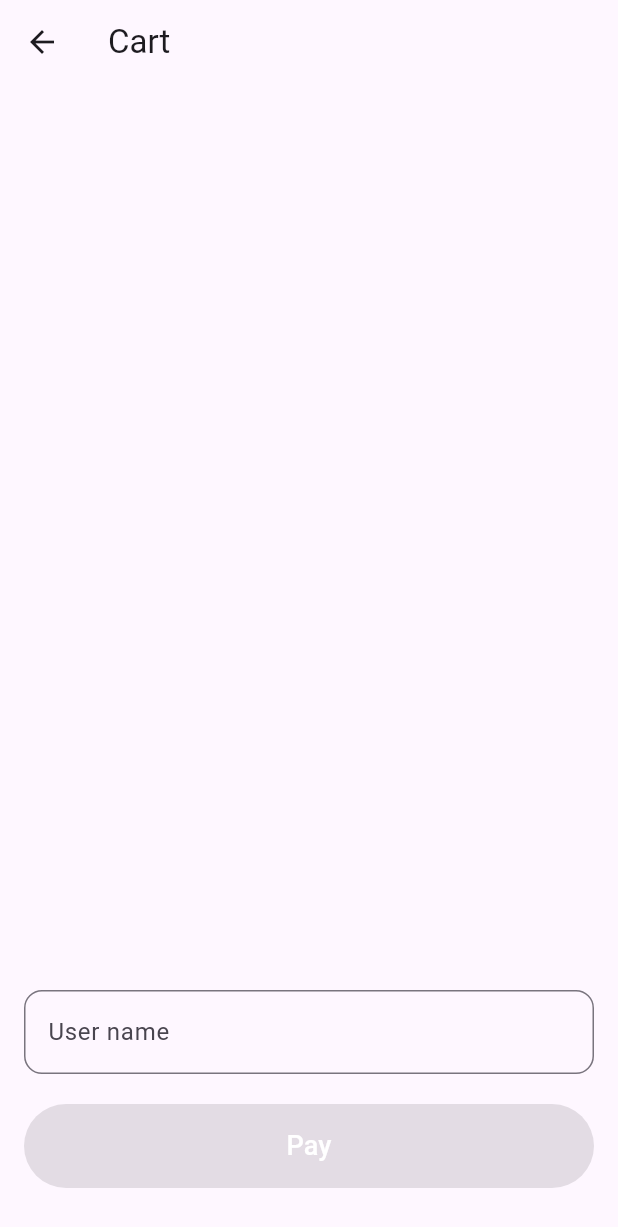
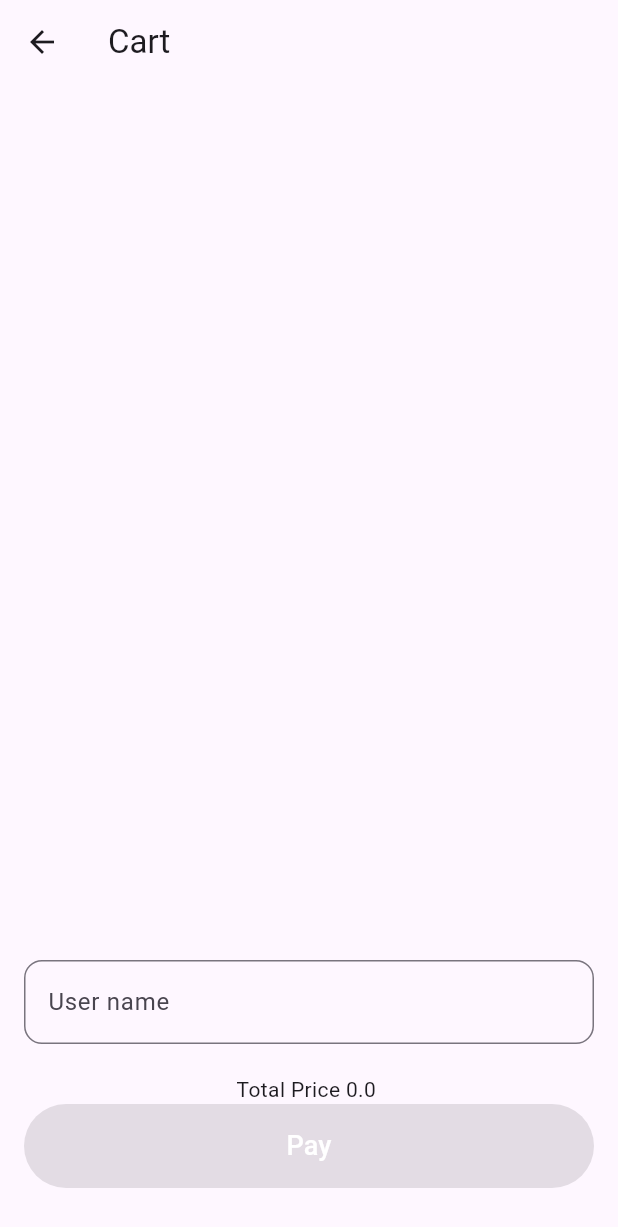
Before and after one commit to Semedii/myclodupa, a Flutter app: the screen it shows after launch, after a tap on the "shopping cart" icon, on a phone screen of 412 x 824 dp. Shown: the top 1227 px of the screen. Run offline on Flutter 3.47's test engine with Material 3 defaults, Android fonts, the phone set to English and light mode, and no system bars; our stand-ins replace bloc, flutter_bloc, fluttertoast, get_it.

Commit message:
added total price

```diff
--- a/lib/cubits/cart/cart_state.dart
+++ b/lib/cubits/cart/cart_state.dart
@@ -9,6 +9,16 @@ final class CartInitial extends CartState {
 
   CartInitial({this.cartItems= const [], this.username});
 
+  double get totalPrice {
+    double total = 0.0;
+    for (var item in cartItems) {
+      item.forEach((menuItem, quantity) {
+        total += menuItem.price * quantity;
+      });
+    }
+    return total;
+  }
+
   CartInitial copyWith({
     List<Map<MenuItem, int>>? cartItems,
     String? username,
--- a/lib/screens/cart_list_screen.dart
+++ b/lib/screens/cart_list_screen.dart
@@ -25,6 +25,7 @@ class CartScreen extends StatelessWidget {
                 _buildCartItemsList(state),
                 _buildUsernameField(context, state),
                 const SizedBox(height: 20),
+                Text("Total Price ${state.totalPrice} "),
                 _buildPayButton(context, state),
               ],
             ),
@@ -82,8 +83,9 @@ class CartScreen extends StatelessWidget {
         onPressed: isDisabled
             ? null
             : () {
-              serviceLocator.get<CartCubit>().onPayButtonPressed();
-              Navigator.pushReplacement(context, MaterialPageRoute(builder: (context)=> MenuListScreen()));
+                serviceLocator.get<CartCubit>().onPayButtonPressed();
+                Navigator.pushReplacement(context,
+                    MaterialPageRoute(builder: (context) => MenuListScreen()));
               });
   }
 }
```
